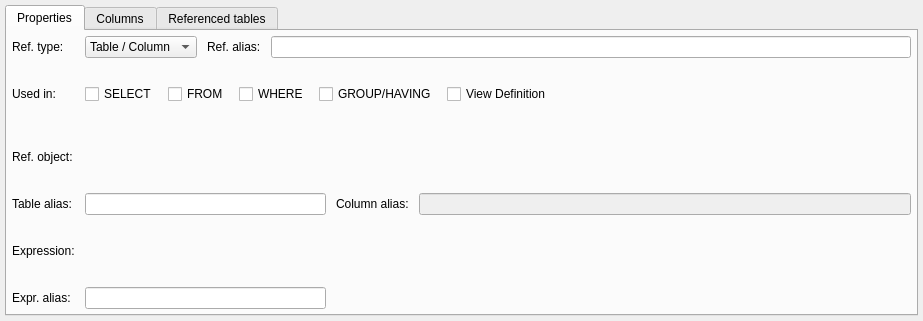
pgmodeler/pgmodeler, file libs/libgui/ui/dbobjects/referencewidget.ui: the form before one commit.
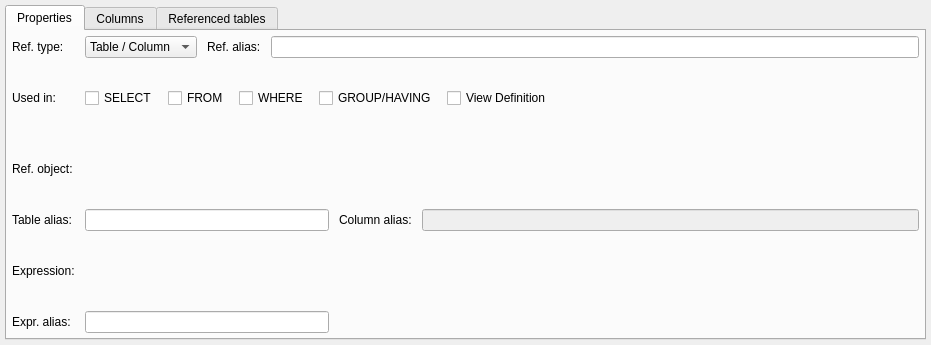
The form after the commit.

The edit to the form file:
```diff
--- a/libs/libgui/ui/dbobjects/referencewidget.ui
+++ b/libs/libgui/ui/dbobjects/referencewidget.ui
@@ -6,8 +6,8 @@
    <rect>
     <x>0</x>
     <y>0</y>
-    <width>923</width>
-    <height>321</height>
+    <width>931</width>
+    <height>345</height>
    </rect>
   </property>
   <property name="minimumSize">
```
Left out of the diff: 6 changed lines with no effect on the pictures.
